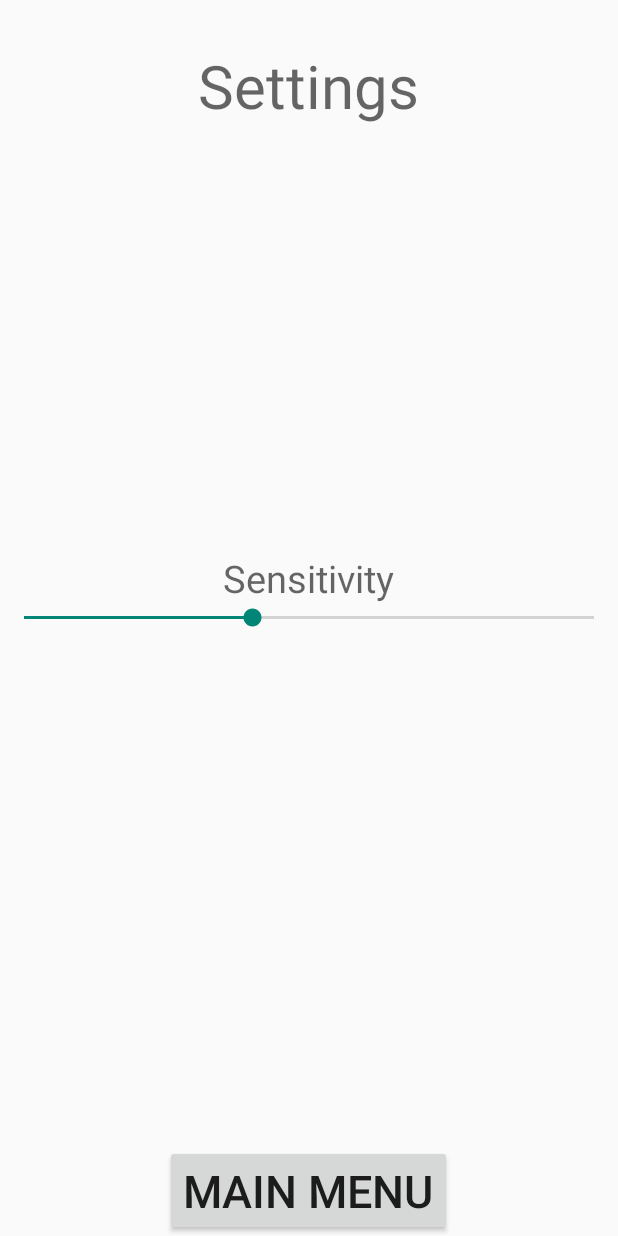
After one commit to diddlydoodly/Bouncy-Square, an Android app: the SettingsActivity screen opened directly, with no data from a screen before it, on a phone screen of 412 x 824 dp. The commit adds this screen. Run offline under Robolectric (Android 15) with nearby library versions, the phone set to English and light mode, and no system bars.

Commit message:
implemented settings activity

```diff
--- a/app/src/main/AndroidManifest.xml
+++ b/app/src/main/AndroidManifest.xml
@@ -18,6 +18,8 @@
     </activity>
     <activity android:name=".GameActivity"
               android:screenOrientation="portrait"></activity>
+    <activity android:name=".SettingsActivity"
+              android:screenOrientation="portrait"></activity>
   </application>
 
 </manifest>
--- /dev/null
+++ b/app/src/main/java/io/github/omgimanerd/bouncysquare/SettingsActivity.java
@@ -0,0 +1,67 @@
+package io.github.omgimanerd.bouncysquare;
+
+import android.app.Activity;
+import android.content.Intent;
+import android.content.SharedPreferences;
+import android.os.Bundle;
+import android.view.View;
+import android.view.Window;
+import android.view.WindowManager;
+import android.widget.Button;
+import android.widget.SeekBar;
+
+public class SettingsActivity extends Activity {
+
+  private SharedPreferences persistentData_;
+
+  private SeekBar sensitivityControl_;
+  private Button mainMenuButton_;
+
+  @Override
+  protected void onCreate(Bundle savedInstanceState) {
+    super.onCreate(savedInstanceState);
+
+    requestWindowFeature(Window.FEATURE_NO_TITLE);
+    getWindow().setFlags(WindowManager.LayoutParams.FLAG_FULLSCREEN,
+                         WindowManager.LayoutParams.FLAG_FULLSCREEN);
+
+    setContentView(R.layout.settings_layout);
+
+    init();
+  }
+
+  private void init() {
+    persistentData_ = getSharedPreferences("bouncy_square", 0);
+    int sensitivity = persistentData_.getInt("sensitivity", 2);
+
+    sensitivityControl_ = (SeekBar) findViewById(R.id.sensitivityControl);
+    sensitivityControl_.setProgress(sensitivity);
+    sensitivityControl_.setOnSeekBarChangeListener(new SeekBar.OnSeekBarChangeListener() {
+      @Override
+      public void onProgressChanged(SeekBar seekBar, int progress,
+                                    boolean fromUser) {}
+
+      @Override
+      public void onStartTrackingTouch(SeekBar seekBar) {}
+
+      @Override
+      public void onStopTrackingTouch(SeekBar seekBar) {
+        SharedPreferences.Editor editor = persistentData_.edit();
+        editor.putInt("sensitivity", seekBar.getProgress());
+        editor.commit();
+      }
+    });
+
+    mainMenuButton_ = (Button) findViewById(R.id.mainMenuButton);
+    mainMenuButton_.setOnClickListener(new View.OnClickListener() {
+      @Override
+      public void onClick(View v) {
+        Intent intent = new Intent(getApplicationContext(),
+                                   MenuActivity.class);
+        startActivity(intent);
+        finish();
+      }
+    });
+  }
+
+}
--- a/app/src/main/java/io/github/omgimanerd/bouncysquare/game/Game.java
+++ b/app/src/main/java/io/github/omgimanerd/bouncysquare/game/Game.java
@@ -48,9 +48,9 @@ public class Game {
         Util.SCREEN_HEIGHT / 3, Colors.selectRandomColor());
     platformManager_.generatePlatform(
         Util.SCREEN_WIDTH / 3,
-        Util.SCREEN_HEIGHT * 2 / 3 + PlatformManager.PLATFORM_HEIGHT,
+        Util.SCREEN_HEIGHT / 3 + PlatformManager.PLATFORM_HEIGHT,
         Util.SCREEN_WIDTH / 3 + PlatformManager.PLATFORM_LENGTH,
-        Util.SCREEN_HEIGHT * 2 / 3, Colors.selectRandomColor());
+        Util.SCREEN_HEIGHT / 3, Colors.selectRandomColor());
     platformManager_.generatePlatform(
         Util.SCREEN_WIDTH * 2 / 3,
         Util.SCREEN_HEIGHT + PlatformManager.PLATFORM_HEIGHT,
--- a/app/src/main/java/io/github/omgimanerd/bouncysquare/util/SensorValues.java
+++ b/app/src/main/java/io/github/omgimanerd/bouncysquare/util/SensorValues.java
@@ -7,7 +7,7 @@ package io.github.omgimanerd.bouncysquare.util;
  */
 public class SensorValues {
 
-  public static float SENSITIVITY = 1.5f;
+  public static float SENSITIVITY;
   public static float[] ACCELEROMETER_VALUES = new float[3];
 
 }
--- a/app/src/main/res/layout/game_layout.xml
+++ b/app/src/main/res/layout/game_layout.xml
@@ -17,7 +17,7 @@
       android:layout_alignParentTop="true"
       android:layout_alignParentLeft="true"
       android:layout_alignParentStart="true"
-      android:textSize="@dimen/SCORE_TEXT_SIZE"
+      android:textSize="@dimen/DEFAULT_TEXT_SIZE"
       android:layout_margin="@dimen/LIVE_SCORE_TEXT_MARGIN"/>
 
   <RelativeLayout
@@ -43,7 +43,7 @@
         android:id="@+id/scoreTextView"
         android:layout_centerVertical="true"
         android:layout_centerHorizontal="true"
-        android:textSize="@dimen/SCORE_TEXT_SIZE"
+        android:textSize="@dimen/DEFAULT_TEXT_SIZE"
         />
 
     <TextView
--- /dev/null
+++ b/app/src/main/res/layout/settings_layout.xml
@@ -0,0 +1,46 @@
+<?xml version="1.0" encoding="utf-8"?>
+<RelativeLayout xmlns:android="http://schemas.android.com/apk/res/android"
+                android:layout_width="match_parent"
+                android:layout_height="match_parent">
+
+  <TextView
+      android:layout_width="wrap_content"
+      android:layout_height="wrap_content"
+      android:textAppearance="?android:attr/textAppearanceMedium"
+      android:text="@string/settings"
+      android:id="@+id/settingsTitleTextView"
+      android:layout_alignParentTop="true"
+      android:layout_centerHorizontal="true"
+      android:textSize="@dimen/SETTINGS_TITLE_TEXT_SIZE"
+      android:layout_marginTop="@dimen/SETTINGS_MARGIN_TOP"/>
+
+  <TextView
+      android:layout_width="wrap_content"
+      android:layout_height="wrap_content"
+      android:textAppearance="?android:attr/textAppearanceMedium"
+      android:text="@string/sensitivity"
+      android:id="@+id/sensitivityTextView"
+      android:layout_above="@+id/sensitivityControl"
+      android:layout_centerHorizontal="true"
+      android:textSize="@dimen/DEFAULT_TEXT_SIZE"/>
+
+  <SeekBar
+      android:layout_width="match_parent"
+      android:layout_height="wrap_content"
+      android:id="@+id/sensitivityControl"
+      android:layout_centerVertical="true"
+      android:layout_alignParentLeft="true"
+      android:layout_alignParentStart="true"
+      android:indeterminate="false"
+      android:max="5"/>
+
+  <Button
+      android:layout_width="wrap_content"
+      android:layout_height="wrap_content"
+      android:text="@string/main_menu"
+      android:id="@+id/mainMenuButton"
+      android:layout_alignParentBottom="true"
+      android:layout_centerHorizontal="true"
+      android:textSize="@dimen/BUTTON_TEXT_SIZE"/>
+
+</RelativeLayout>
--- a/app/src/main/res/values/dimens.xml
+++ b/app/src/main/res/values/dimens.xml
@@ -1,7 +1,10 @@
 <resources>
   <dimen name="BUTTON_TEXT_SIZE">30sp</dimen>
+  <dimen name="DEFAULT_TEXT_SIZE">25sp</dimen>
   <dimen name="HIGHSCORE_TEXT_SIZE">20sp</dimen>
   <dimen name="LIVE_SCORE_TEXT_MARGIN">20dp</dimen>
   <dimen name="LOST_OVERLAY_MARGIN">35dp</dimen>
-  <dimen name="SCORE_TEXT_SIZE">25sp</dimen>
+
+  <dimen name="SETTINGS_TITLE_TEXT_SIZE">40sp</dimen>
+  <dimen name="SETTINGS_MARGIN_TOP">30dp</dimen>
 </resources>
--- a/app/src/main/res/values/strings.xml
+++ b/app/src/main/res/values/strings.xml
@@ -1,6 +1,7 @@
 <resources>
   <string name="app_name">Bouncy Square</string>
-  <string name="action_settings">Settings</string>
+  <string name="settings">Settings</string>
+  <string name="sensitivity">Sensitivity</string>
   <string name="play">Play</string>
   <string name="main_menu">Main Menu</string>
   <string name="score">Score:&#160;</string>
```
Also changed, not shown: app/src/main/java/io/github/omgimanerd/bouncysquare/GameActivity.java (+7 -9 lines), app/src/main/java/io/github/omgimanerd/bouncysquare/MenuActivity.java (+12 -0 lines), app/src/main/res/layout/menu_layout.xml (+9 -0 lines). Lines whose indentation alone changed are shown as unchanged.
